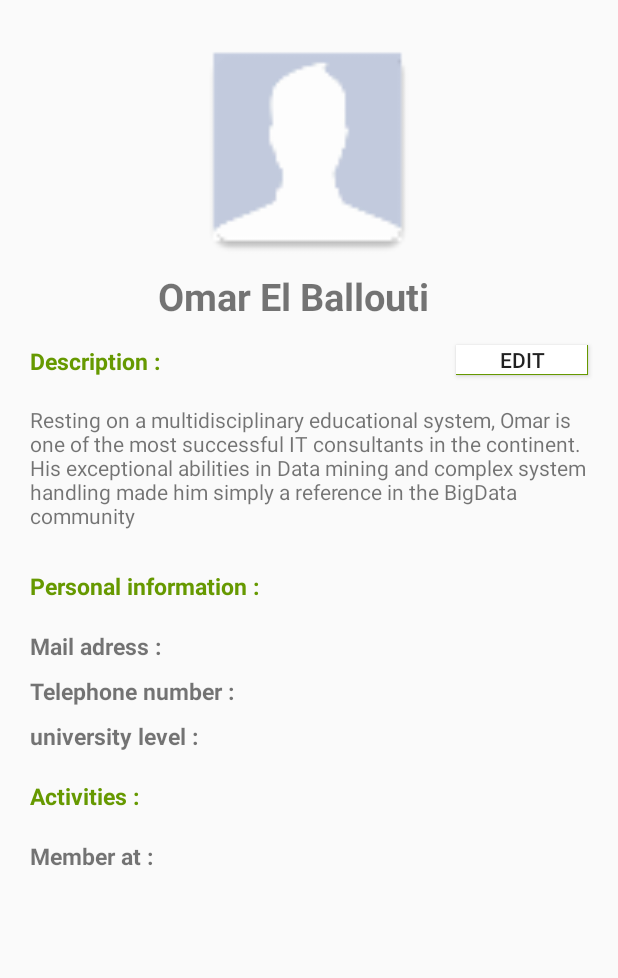
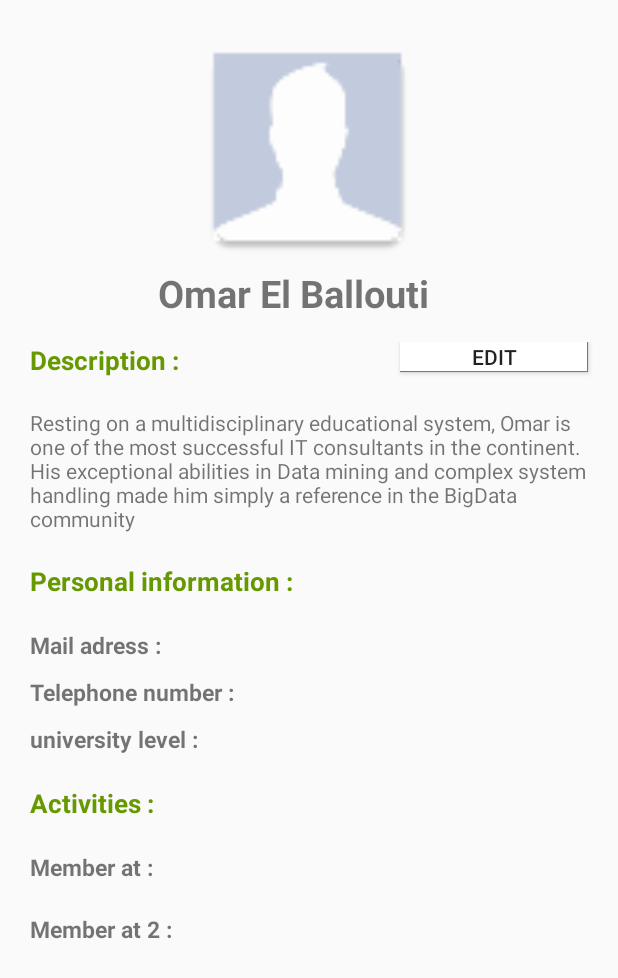
Before and after one commit to KOHITech/CampusApp.AndroidApp, an Android app: the fragment Profile shown on its own in the app's theme, on a phone screen of 412 x 824 dp. Shown: the top 978 px of the screen. Run offline under Robolectric (Android 15) with nearby library versions, the phone set to English and light mode, and no system bars.

Commit message:
Scrollable profile layout

```diff
--- a/MyApplication10/app/src/main/res/layout/profile_view2.xml
+++ b/MyApplication10/app/src/main/res/layout/profile_view2.xml
@@ -3,6 +3,14 @@
     xmlns:app="http://schemas.android.com/apk/res-auto"
     android:layout_width="match_parent" android:layout_height="match_parent">
 
+<ScrollView
+    android:layout_width="match_parent"
+    android:layout_height="match_parent">
+
+    <RelativeLayout
+        android:layout_width="match_parent"
+        android:layout_height="match_parent"
+        android:orientation="vertical">
 
             <ImageView
                 android:layout_width="match_parent"
@@ -19,20 +27,28 @@
                 android:textSize="25sp"
                 android:textStyle="bold"
                 android:text="Omar El Ballouti"
-        android:layout_marginTop="180dp"
+                android:layout_below="@+id/imageView4"
                 android:layout_marginLeft="105dp"
                 android:gravity="center"
                 android:layout_gravity="left"
                 android:id="@+id/textView4" />
 
+            <android.support.v7.widget.LinearLayoutCompat
+                android:layout_width="match_parent"
+                android:layout_height="wrap_content"
+                android:layout_below="@+id/textView4"
+                android:layout_marginTop="20dp"
+                android:id="@+id/description">
+
                 <TextView
                     android:text="Description :"
                     android:layout_width="wrap_content"
                     android:layout_height="wrap_content"
-    android:textSize="15sp"
+                    android:textSize="17sp"
                     android:textStyle="bold"
                     android:textColor="@android:color/holo_green_dark"
-    android:layout_marginTop="230dp"
+                    android:layout_below="@+id/textView4"
+                    android:layout_weight="0.8"
                     android:layout_marginLeft="20dp"
                     android:id="@+id/textView5" />
 
@@ -40,17 +56,21 @@
                     android:text="Edit"
                     android:layout_width="wrap_content"
                     android:layout_height="20dp"
-        android:layout_marginTop="230dp"
+                    android:layout_gravity="right"
+                    android:layout_below="@+id/textView4"
+                    android:layout_weight="0.2"
                     android:layout_marginRight="20dp"
-        android:layout_gravity="right"
                     android:background="@drawable/shadow_box"
                     android:id="@+id/button2" />
+
+            </android.support.v7.widget.LinearLayoutCompat>
 
         <TextView
             android:text="Resting on a multidisciplinary educational system, Omar is one of the most successful IT consultants in the continent. His exceptional abilities in Data mining and complex system handling made him simply a reference in the BigData community"
             android:layout_width="wrap_content"
             android:layout_height="wrap_content"
-        android:layout_marginTop="270dp"
+            android:layout_below="@id/description"
+            android:layout_marginTop="20dp"
             android:layout_marginLeft="20dp"
             android:layout_marginRight="10dp"
             android:id="@+id/textView6" />
@@ -59,10 +79,11 @@
             android:text="Personal information :"
             android:layout_width="wrap_content"
             android:layout_height="wrap_content"
-        android:textSize="15sp"
+            android:textSize="17sp"
             android:textStyle="bold"
             android:textColor="@android:color/holo_green_dark"
-        android:layout_marginTop="380dp"
+            android:layout_below="@+id/textView6"
+            android:layout_marginTop="20dp"
             android:layout_marginLeft="20dp"
             android:id="@+id/textView7" />
 
@@ -72,7 +93,8 @@
             android:layout_height="wrap_content"
             android:textSize="15sp"
             android:textStyle="bold"
-        android:layout_marginTop="420dp"
+            android:layout_below="@+id/textView7"
+            android:layout_marginTop="20dp"
             android:layout_marginLeft="20dp"
             android:id="@+id/textView8" />
 
@@ -82,7 +104,8 @@
             android:layout_height="wrap_content"
             android:textSize="15sp"
             android:textStyle="bold"
-        android:layout_marginTop="450dp"
+            android:layout_below="@+id/textView8"
+            android:layout_marginTop="10dp"
             android:layout_marginLeft="20dp"
             android:id="@+id/textView9" />
 
@@ -90,9 +113,10 @@
             android:text="university level :"
             android:layout_width="wrap_content"
             android:layout_height="wrap_content"
+            android:layout_below="@+id/textView9"
             android:textSize="15sp"
             android:textStyle="bold"
-        android:layout_marginTop="480dp"
+            android:layout_marginTop="10dp"
             android:layout_marginLeft="20dp"
             android:id="@+id/textView10" />
 
@@ -100,10 +124,11 @@
             android:text="Activities :"
             android:layout_width="wrap_content"
             android:layout_height="wrap_content"
-        android:textSize="15sp"
+            android:textSize="17sp"
             android:textStyle="bold"
+            android:layout_below="@+id/textView10"
             android:textColor="@android:color/holo_green_dark"
-        android:layout_marginTop="520dp"
+            android:layout_marginTop="20dp"
             android:layout_marginLeft="20dp"
             android:id="@+id/textView11" />
 
@@ -113,9 +138,24 @@
             android:layout_height="wrap_content"
             android:textSize="15sp"
             android:textStyle="bold"
-        android:layout_marginTop="560dp"
+            android:layout_below="@+id/textView11"
+            android:layout_marginTop="20dp"
             android:layout_marginLeft="20dp"
             android:id="@+id/textView12" />
 
+        <TextView
+            android:text="Member at 2 :"
+            android:layout_width="wrap_content"
+            android:layout_height="wrap_content"
+            android:textSize="15sp"
+            android:textStyle="bold"
+            android:layout_below="@+id/textView12"
+            android:layout_marginTop="20dp"
+            android:layout_marginLeft="20dp"
+            android:id="@+id/textView13" />
+
+    </RelativeLayout>
+
+</ScrollView>
 
 </FrameLayout>
```
Lines whose indentation alone changed are shown as unchanged.
